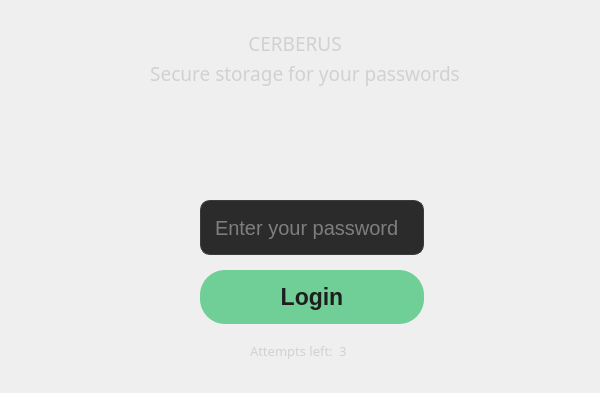
Before: the Qt Designer form forms/dialoglogin.ui in minnesangg/Cerberus, drawn with Qt 5.
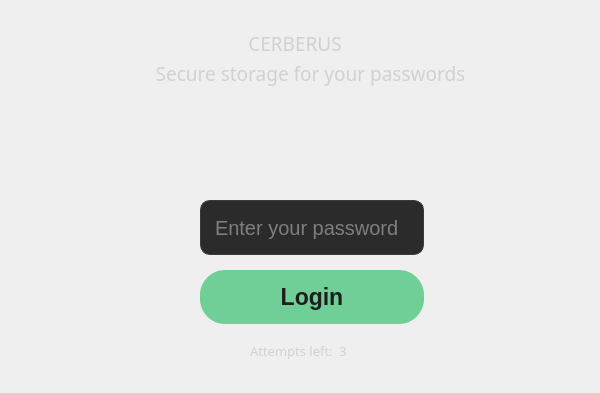
After: the same form once the commit is applied. The open tabs and pages were chosen to show the change.

Patch:
```diff
--- a/forms/dialoglogin.ui
+++ b/forms/dialoglogin.ui
@@ -82,9 +82,9 @@
     <widget class="QLabel" name="cerberusDesc">
      <property name="geometry">
       <rect>
-       <x>140</x>
+       <x>80</x>
        <y>50</y>
-       <width>330</width>
+       <width>461</width>
        <height>26</height>
       </rect>
      </property>
```
Left out of the diff: 6 changed lines with no effect on the pictures.
